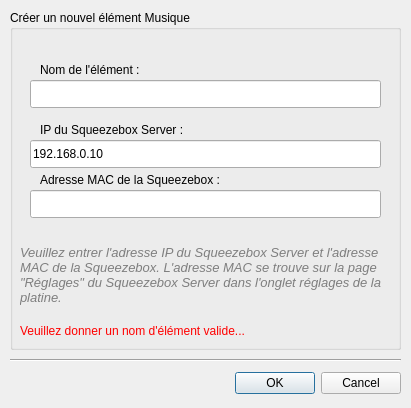
The window that data/dialognewaudio.ui (calaos/calaos_installer) describes before a commit, drawn with Qt 5.
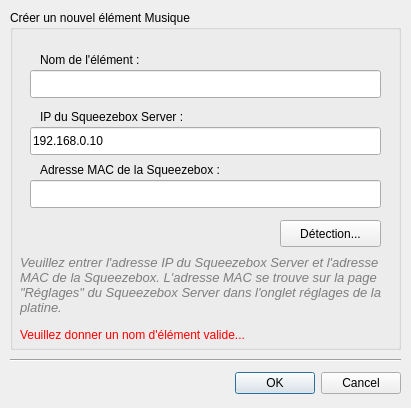
The same window after the commit. Icons and pictures are not drawn.

Commit message: Add Squeezebox detection dialog

Patch:
```diff
--- a/data/dialognewaudio.ui
+++ b/data/dialognewaudio.ui
@@ -89,7 +89,7 @@
     <property name="geometry">
      <rect>
       <x>30</x>
-      <y>50</y>
+      <y>40</y>
       <width>231</width>
       <height>20</height>
      </rect>
@@ -102,7 +102,7 @@
     <property name="geometry">
      <rect>
       <x>20</x>
-      <y>70</y>
+      <y>60</y>
       <width>351</width>
       <height>28</height>
      </rect>
@@ -112,7 +112,7 @@
     <property name="geometry">
      <rect>
       <x>10</x>
-      <y>230</y>
+      <y>240</y>
       <width>371</width>
       <height>71</height>
      </rect>
@@ -204,7 +204,7 @@
     <property name="geometry">
      <rect>
       <x>10</x>
-      <y>310</y>
+      <y>314</y>
       <width>370</width>
       <height>21</height>
      </rect>
@@ -260,7 +260,7 @@
     <property name="geometry">
      <rect>
       <x>30</x>
-      <y>110</y>
+      <y>97</y>
       <width>200</width>
       <height>20</height>
      </rect>
@@ -273,7 +273,7 @@
     <property name="geometry">
      <rect>
       <x>20</x>
-      <y>130</y>
+      <y>117</y>
       <width>351</width>
       <height>28</height>
      </rect>
@@ -286,7 +286,7 @@
     <property name="geometry">
      <rect>
       <x>30</x>
-      <y>160</y>
+      <y>150</y>
       <width>250</width>
       <height>20</height>
      </rect>
@@ -299,12 +299,25 @@
     <property name="geometry">
      <rect>
       <x>20</x>
-      <y>180</y>
+      <y>170</y>
       <width>351</width>
       <height>28</height>
      </rect>
     </property>
    </widget>
+   <widget class="QPushButton" name="pushButton">
+    <property name="geometry">
+     <rect>
+      <x>270</x>
+      <y>210</y>
+      <width>101</width>
+      <height>27</height>
+     </rect>
+    </property>
+    <property name="text">
+     <string>Détection...</string>
+    </property>
+   </widget>
   </widget>
  </widget>
  <resources>
```
The commit also changes 6 other files.
